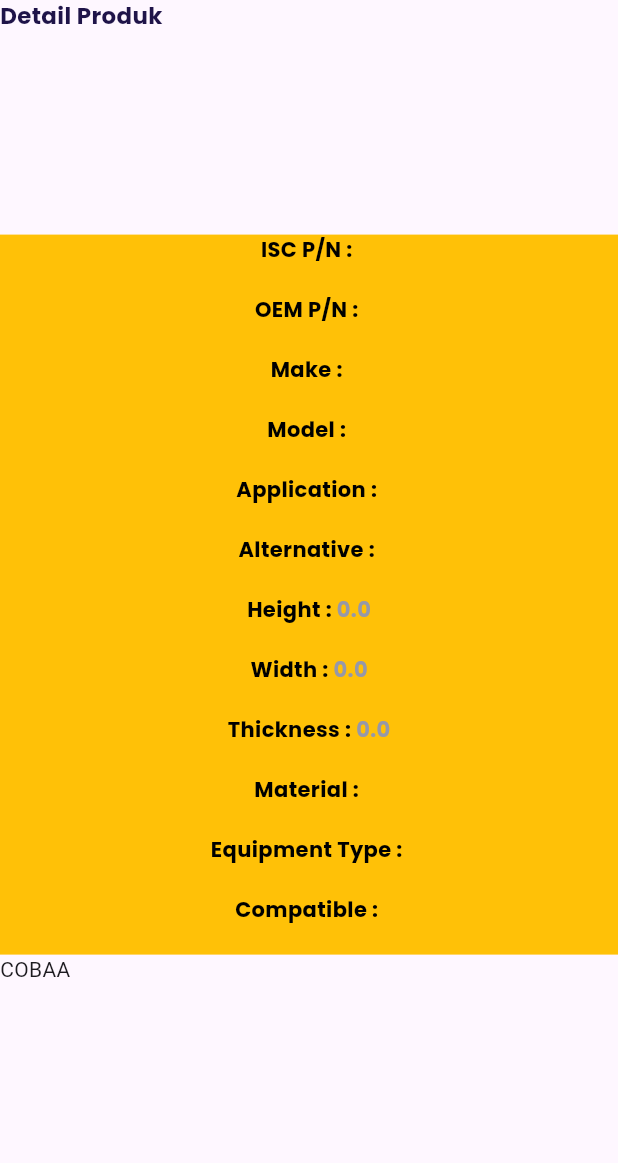
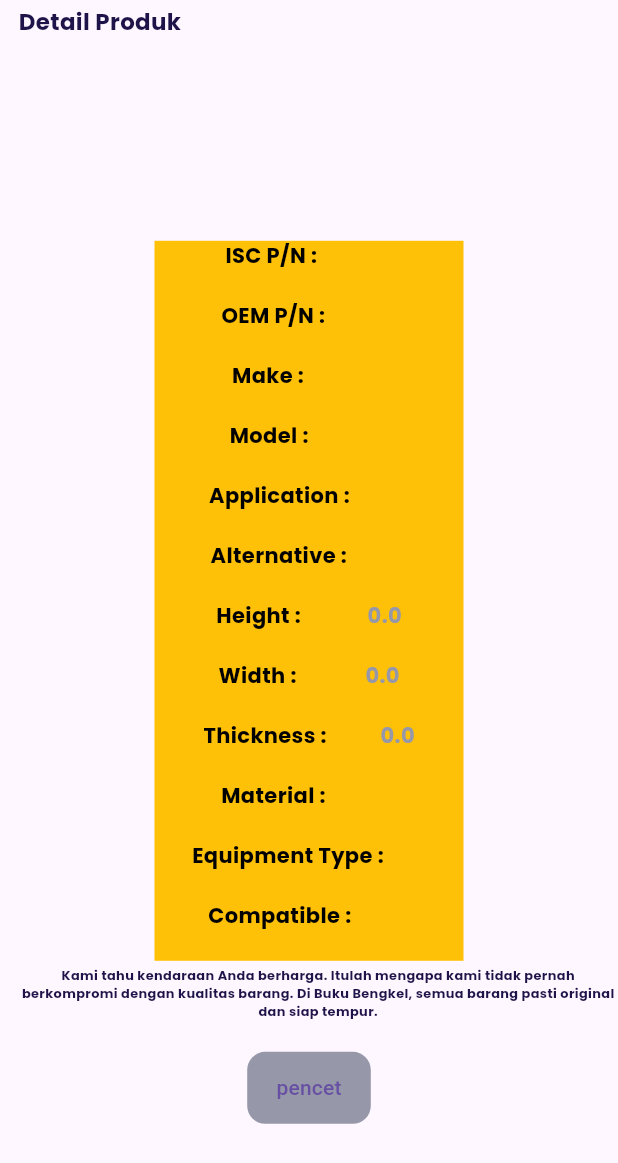
Before and after one commit to RafliZakiDamhuri/Bengkel-Project-Baru, a Flutter app: the DetailProduct screen opened directly with empty values, on a phone screen of 412 x 824 dp. Shown: the top 1163 px of the screen. Run offline on Flutter 3.47's test engine with Material 3 defaults, Android fonts, the phone set to English and light mode, and no system bars; our stand-ins replace flutter_typeahead, get, google_fonts, sizer, supabase_flutter; accounts and stored records are empty.

Commit message:
menambahkan tombol memperbaiki ukuran container kasih jarak antar label

```diff
--- a/lib/detail_product.dart
+++ b/lib/detail_product.dart
@@ -10,6 +10,12 @@ class DetailProduct extends StatelessWidget {
 
   @override
   Widget build(BuildContext context) {
+    final screenWidth = MediaQuery.of(context).size.width;
+    bool isDesktop(double width) => width >= 900;
+
+    bool isTablet(double width) => width >= 600 && width < 900;
+
+    bool isMobile(double width) => width < 600;
     final productDetails = [
       {'label': AppString().ISCPN, "value": allDataModel.productCode ?? ''},
       {
@@ -47,6 +53,7 @@ class DetailProduct extends StatelessWidget {
 
     Widget detailProductWidget() {
       return Container(
+        width: screenWidth * 0.5,
         color: Colors.amber,
         child: Column(
           crossAxisAlignment: CrossAxisAlignment.center,
@@ -54,7 +61,7 @@ class DetailProduct extends StatelessWidget {
             return Container(
               margin: EdgeInsets.only(bottom: 20),
               child: Row(
-                mainAxisAlignment: MainAxisAlignment.center,
+                mainAxisAlignment: MainAxisAlignment.spaceEvenly,
                 children: [
                   Text(
                     '${e['label']} : ',
@@ -82,12 +89,18 @@ class DetailProduct extends StatelessWidget {
         child: Column(
           crossAxisAlignment: CrossAxisAlignment.start,
           children: [
-            Text(
-              AppString().detailProduct,
-              style: blackTextStyle.copyWith(
-                fontSize: 16.sp,
-                // Ukuran font responsif
-                fontWeight: bold,
+            Container(
+              margin: EdgeInsets.only(
+                left: screenWidth * 0.03,
+                top: screenWidth * 0.01,
+              ),
+              child: Text(
+                AppString().detailProduct,
+                style: blackTextStyle.copyWith(
+                  fontSize: 16.sp,
+                  // Ukuran font responsif
+                  fontWeight: bold,
+                ),
               ),
             ),
             SizedBox(height: 10.h),
@@ -109,7 +122,33 @@ class DetailProduct extends StatelessWidget {
             ),
 
             Center(child: detailProductWidget()),
-            Text('COBAA'),
+            Container(
+              margin: EdgeInsets.only(
+                left: screenWidth * 0.03,
+                top: screenWidth * 0.01,
+              ),
+              child: Text(
+                'Kami tahu kendaraan Anda berharga. Itulah mengapa kami tidak pernah berkompromi dengan kualitas barang. Di Buku Bengkel, semua barang pasti original dan siap tempur.',
+                textAlign: TextAlign.center,
+                style: blackTextStyle.copyWith(
+                  fontSize: isMobile(screenWidth) ? 12.sp : 12.sp,
+                  fontWeight: bold,
+                ),
+              ),
+            ),
+            Center(
+              child: Container(
+                margin: EdgeInsets.only(top: screenWidth * 0.05),
+                width: screenWidth * 0.2,
+                decoration: BoxDecoration(
+                  color: kGreyColor,
+                  borderRadius: BorderRadius.circular(12),
+                ),
+                child: Center(
+                  child: TextButton(onPressed: () {}, child: Text('pencet')),
+                ),
+              ),
+            ),
           ],
         ),
       ),
```
